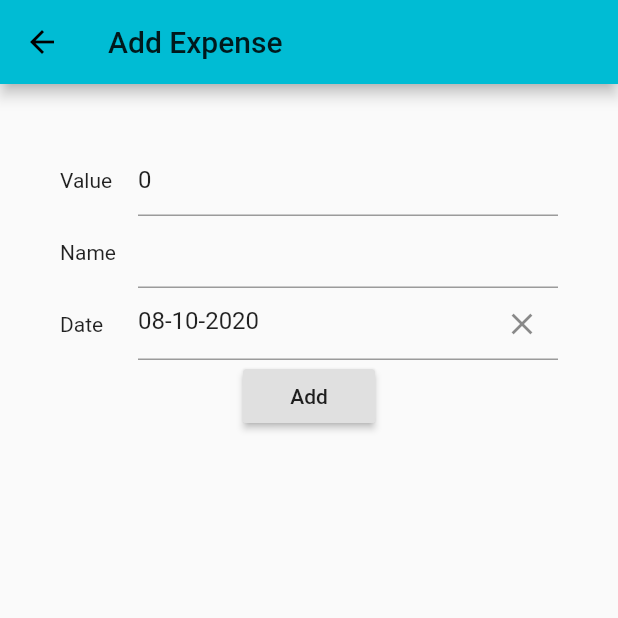
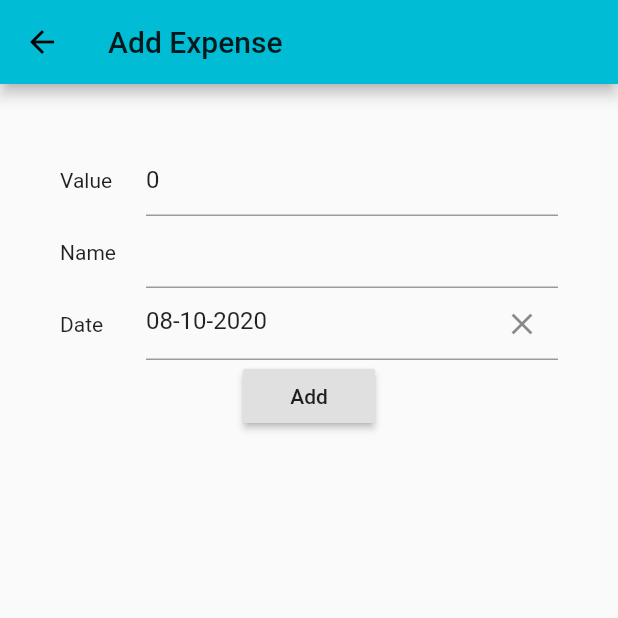
Before and after one commit to ZipFileDesu/spending_tracker_flutter, a Flutter app: the screen it shows after launch, after a tap on the "add" icon, on a phone screen of 412 x 824 dp, the top half of it. Run offline on Flutter 3.47's test engine with Material 2 defaults, Android fonts, the phone set to English and light mode, and no system bars; drawn by our look-alikes of datetime_picker_formfield; our stand-ins replace sqflite; accounts and stored records are empty.

Commit message:
Initial Commit

```diff
--- a/spending_app/lib/AddExpense.dart
+++ b/spending_app/lib/AddExpense.dart
@@ -19,6 +19,7 @@ class _AddExpenseState extends State<AddExpense> {
 
   @override
   Widget build(BuildContext context) {
+    double screen_width = MediaQuery.of(context).size.width;
     return Scaffold(
       appBar: AppBar(
         title: Text("Add Expense"),
@@ -33,7 +34,7 @@ class _AddExpenseState extends State<AddExpense> {
                   children: <Widget>[
                     Expanded(child: Text("Value")),
                     SizedBox(
-                      width: 280,
+                      width: screen_width / (3 / 2),
                       child: TextFormField(
                         autovalidate: true,
                         initialValue: "0",
@@ -56,7 +57,7 @@ class _AddExpenseState extends State<AddExpense> {
                 children: <Widget>[
                   Expanded(child: Text("Name")),
                   SizedBox(
-                    width: 280,
+                    width: screen_width / (3 / 2),
                     child: TextFormField(
                       onSaved: (value) {
                         _name = value;
@@ -70,7 +71,7 @@ class _AddExpenseState extends State<AddExpense> {
                 children: <Widget>[
                   Expanded(child: Text("Date")),
                   SizedBox(
-                    width: 280,
+                    width: screen_width / (3 / 2),
                     child: DateTimeField(
                       format: format,
                       initialValue: _dateTime,
```
Also changed, not shown: spending_app/lib/EditExpense.dart (+5 -4 lines).
